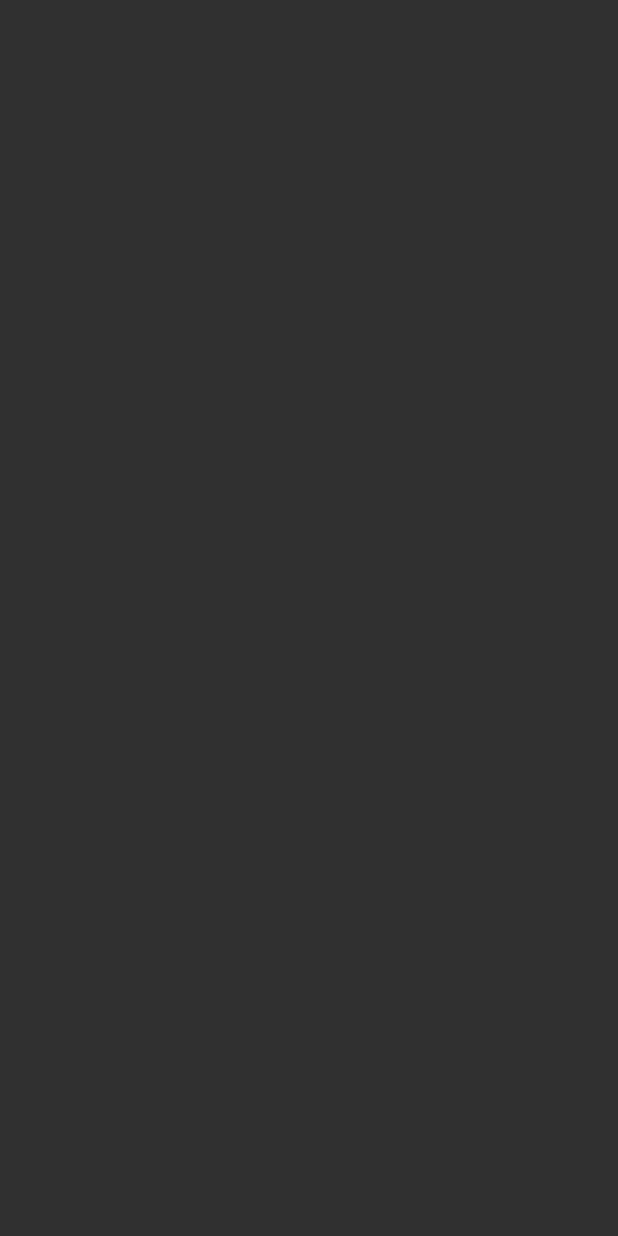
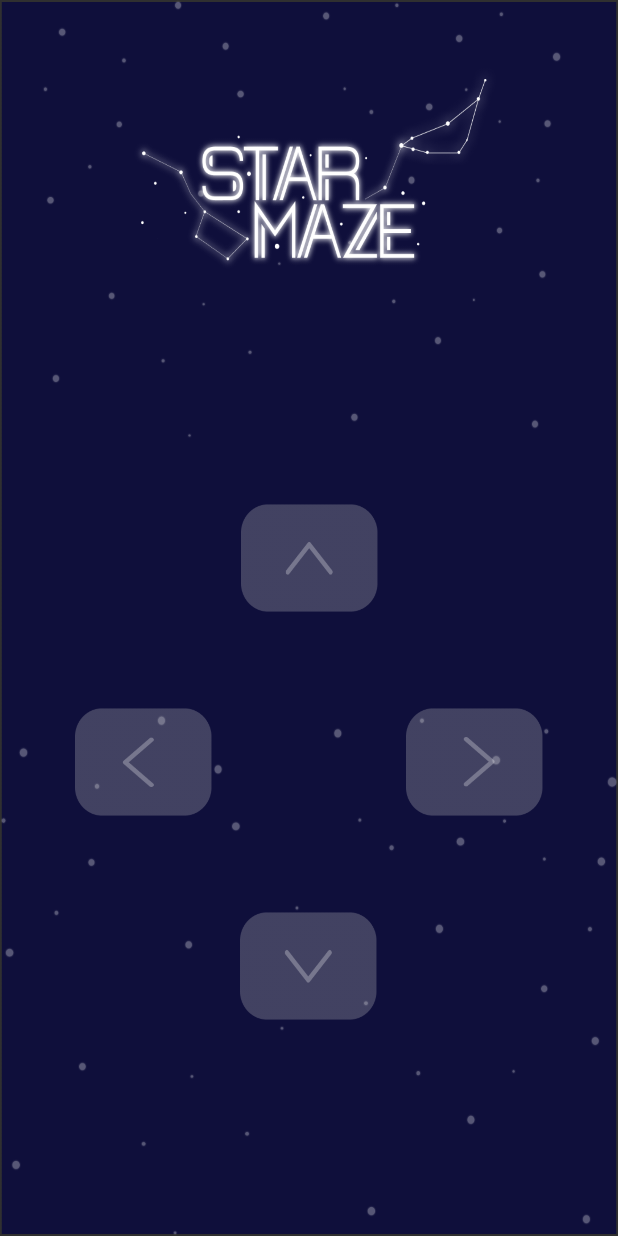
Before and after one commit to NymaXx/Taller_Grupal_EA_2021-1_CLIENT2, an Android app: the GameActivity screen opened directly, with no data from a screen before it, on a phone screen of 412 x 824 dp. Before the commit the screen is empty. Run offline under Robolectric (Android 15) with nearby library versions, the phone set to English and light mode, and no system bars.

Commit message:
Game Control interface (2)

```diff
--- a/app/src/main/res/layout/activity_game.xml
+++ b/app/src/main/res/layout/activity_game.xml
@@ -4,6 +4,47 @@
     xmlns:tools="http://schemas.android.com/tools"
     android:layout_width="match_parent"
     android:layout_height="match_parent"
-    tools:context=".GameActivity">
+    tools:context=".GameActivity"
+    android:background="@drawable/gamebackground">
 
+    <Button
+        android:id="@+id/upBtn"
+        android:layout_width="91dp"
+        android:layout_height="72dp"
+        android:layout_marginBottom="200dp"
+        android:background="@drawable/upbtn"
+        app:layout_constraintBottom_toTopOf="@+id/downBtn"
+        app:layout_constraintEnd_toEndOf="parent"
+        app:layout_constraintStart_toStartOf="parent" />
+
+    <Button
+        android:id="@+id/leftBtn"
+        android:layout_width="91dp"
+        android:layout_height="72dp"
+        android:layout_marginStart="50dp"
+        android:background="@drawable/leftbtn"
+        app:layout_constraintBottom_toTopOf="@+id/downBtn"
+        app:layout_constraintStart_toStartOf="parent"
+        app:layout_constraintTop_toBottomOf="@+id/upBtn" />
+
+    <Button
+        android:id="@+id/rightBtn"
+        android:layout_width="91dp"
+        android:layout_height="72dp"
+        android:layout_marginEnd="50dp"
+        android:background="@drawable/rightbtn"
+        app:layout_constraintBottom_toTopOf="@+id/downBtn"
+        app:layout_constraintEnd_toEndOf="parent"
+        app:layout_constraintTop_toBottomOf="@+id/upBtn" />
+
+    <Button
+        android:id="@+id/downBtn"
+        android:layout_width="91dp"
+        android:layout_height="72dp"
+        android:layout_marginBottom="144dp"
+        android:background="@drawable/downbtn"
+        app:layout_constraintBottom_toBottomOf="parent"
+        app:layout_constraintEnd_toEndOf="parent"
+        app:layout_constraintHorizontal_bias="0.498"
+        app:layout_constraintStart_toStartOf="parent" />
 </androidx.constraintlayout.widget.ConstraintLayout>
```
Also changed, not shown: app/src/main/res/drawable/downbtn.png (added), app/src/main/res/drawable/gamebackground.png (added), app/src/main/res/drawable/leftbtn.png (added), app/src/main/res/drawable/rightbtn.png (added), app/src/main/res/drawable/upbtn.png (added).
